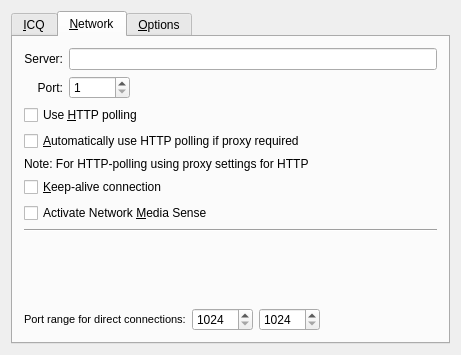
This is branches/branch-playground/plugins/icq/icqconfigbase.ui in BackupTheBerlios/sim-im-svn as Qt 5 draws it before an edit. The edited form follows.
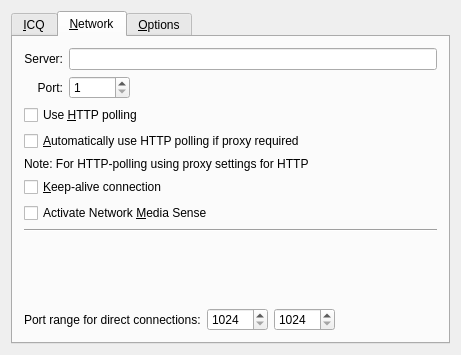
This is the edited form. The open tabs and pages were chosen to show the change.

What changed in the file:
```diff
--- a/branches/branch-playground/plugins/icq/icqconfigbase.ui
+++ b/branches/branch-playground/plugins/icq/icqconfigbase.ui
@@ -7,16 +7,13 @@
     <x>0</x>
     <y>0</y>
     <width>461</width>
-    <height>347</height>
+    <height>349</height>
    </rect>
   </property>
   <property name="windowTitle">
    <string>Form1</string>
   </property>
   <layout class="QVBoxLayout">
-   <property name="spacing">
-    <number>6</number>
-   </property>
    <property name="margin">
     <number>11</number>
    </property>
@@ -105,9 +102,6 @@
        <property name="margin">
         <number>11</number>
        </property>
-       <property name="spacing">
-        <number>6</number>
-       </property>
        <item row="1" column="1">
         <widget class="QSpinBox" name="edtPort">
          <property name="minimum">
@@ -205,20 +199,16 @@
        </item>
        <item row="10" column="0" colspan="3">
         <layout class="QHBoxLayout">
-         <property name="spacing">
-          <number>6</number>
-         </property>
-         <property name="margin">
-          <number>0</number>
-         </property>
          <item>
           <widget class="QLabel" name="TextLabel2_2">
+           <property name="sizePolicy">
+            <sizepolicy hsizetype="Preferred" vsizetype="Preferred">
+             <horstretch>0</horstretch>
+             <verstretch>0</verstretch>
+            </sizepolicy>
+           </property>
            <property name="text">
-            <string>&lt;!DOCTYPE HTML PUBLIC &quot;-//W3C//DTD HTML 4.0//EN&quot; &quot;http://www.w3.org/TR/REC-html40/strict.dtd&quot;&gt;
-&lt;html&gt;&lt;head&gt;&lt;meta name=&quot;qrichtext&quot; content=&quot;1&quot; /&gt;&lt;style type=&quot;text/css&quot;&gt;
-p, li { white-space: pre-wrap; }
-&lt;/style&gt;&lt;/head&gt;&lt;body style=&quot; font-family:'MS Shell Dlg 2'; font-size:8.25pt; font-weight:400; font-style:normal;&quot;&gt;
-&lt;p style=&quot; margin-top:0px; margin-bottom:0px; margin-left:0px; margin-right:0px; -qt-block-indent:0; text-indent:0px;&quot;&gt;&lt;span style=&quot; font-size:8pt;&quot;&gt;Port range for direct connections:&lt;/span&gt;&lt;/p&gt;&lt;/body&gt;&lt;/html&gt;</string>
+            <string>Port range for direct connections:</string>
            </property>
            <property name="wordWrap">
             <bool>false</bool>
@@ -306,9 +296,6 @@
        <property name="margin">
         <number>11</number>
        </property>
-       <property name="spacing">
-        <number>6</number>
-       </property>
        <item row="4" column="0" colspan="2">
         <widget class="QCheckBox" name="chkInvisible">
          <property name="text">
@@ -338,12 +325,6 @@
        </item>
        <item row="1" column="0" colspan="2">
         <layout class="QHBoxLayout">
-         <property name="spacing">
-          <number>6</number>
-         </property>
-         <property name="margin">
-          <number>0</number>
-         </property>
          <item>
           <widget class="QLabel" name="TextLabel1_3">
            <property name="text">
@@ -451,12 +432,6 @@
        </item>
        <item row="5" column="0" colspan="2">
         <layout class="QHBoxLayout">
-         <property name="spacing">
-          <number>6</number>
-         </property>
-         <property name="margin">
-          <number>0</number>
-         </property>
          <item>
           <widget class="QLabel" name="lblInvisible">
            <property name="text">
```
Left out of the diff: 5 changed lines with no effect on the pictures.
